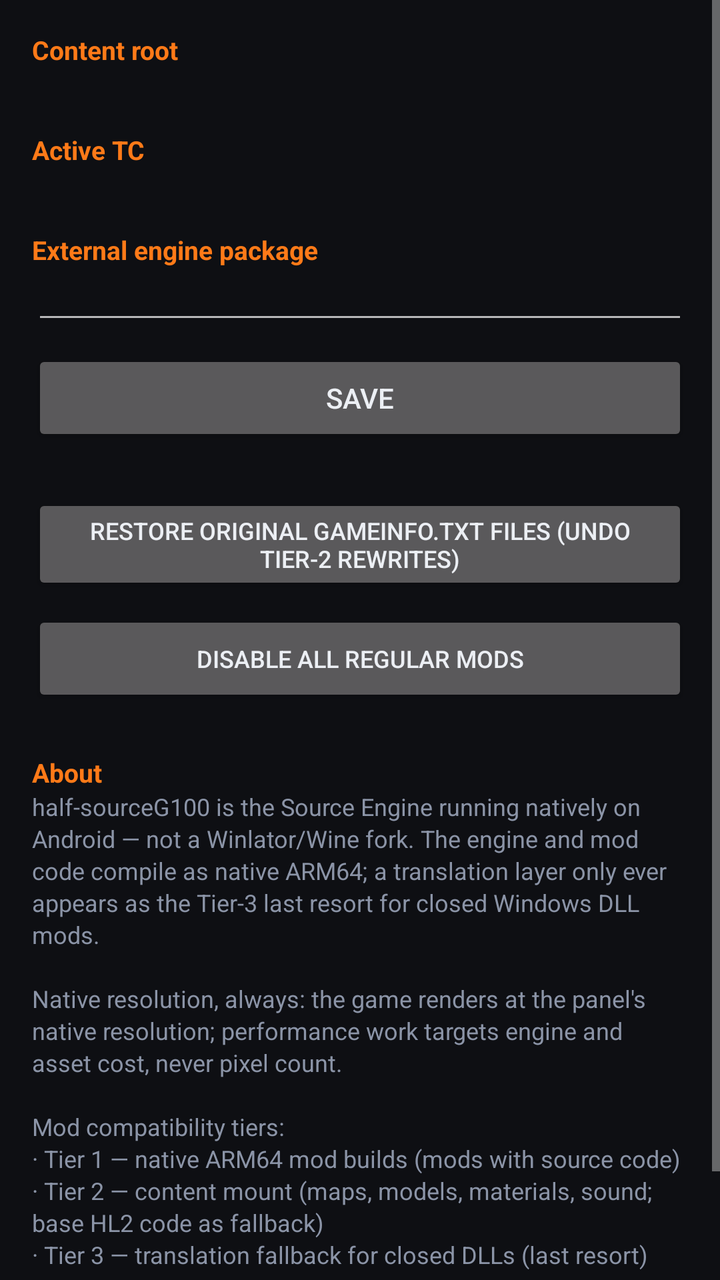
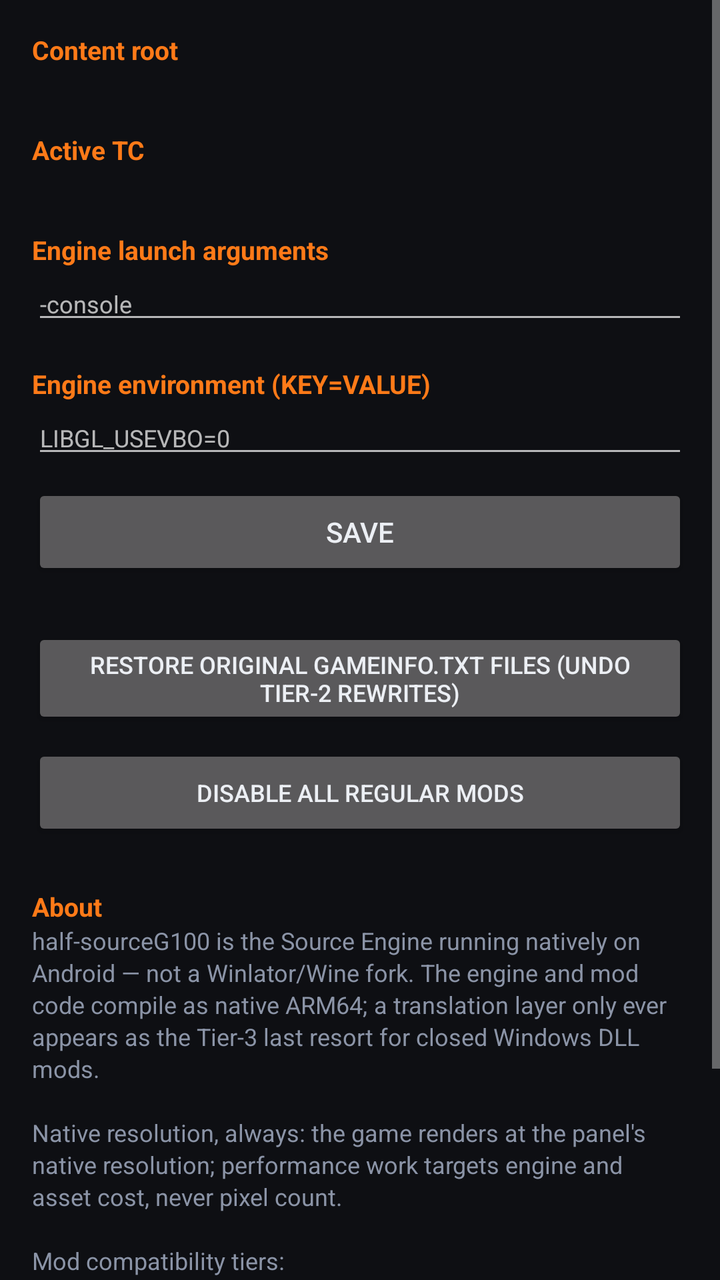

Compare the two renders of this Android layout. The source of the first and the diff that turns it into the second are given below.
<!-- AndroidManifest.xml: application theme AppTheme -->
<!-- res/layout/activity_settings.xml -->
<?xml version="1.0" encoding="utf-8"?>
<ScrollView xmlns:android="http://schemas.android.com/apk/res/android"
    android:layout_width="match_parent"
    android:layout_height="match_parent">

    <LinearLayout
        android:layout_width="match_parent"
        android:layout_height="wrap_content"
        android:orientation="vertical"
        android:padding="16dp">

        <TextView
            android:layout_width="match_parent"
            android:layout_height="wrap_content"
            android:text="Content root"
            android:textSize="13sp"
            android:textStyle="bold"
            android:textColor="@color/accent" />

        <TextView
            android:id="@+id/root"
            android:layout_width="match_parent"
            android:layout_height="wrap_content"
            android:textSize="12sp"
            android:textColor="@color/text_dim" />

        <TextView
            android:layout_width="match_parent"
            android:layout_height="wrap_content"
            android:layout_marginTop="16dp"
            android:text="Active TC"
            android:textSize="13sp"
            android:textStyle="bold"
            android:textColor="@color/accent" />

        <TextView
            android:id="@+id/active_tc"
            android:layout_width="match_parent"
            android:layout_height="wrap_content"
            android:textSize="12sp"
            android:textColor="@color/text_dim" />

        <TextView
            android:layout_width="match_parent"
            android:layout_height="wrap_content"
            android:layout_marginTop="16dp"
            android:text="External engine package"
            android:textSize="13sp"
            android:textStyle="bold"
            android:textColor="@color/accent" />

        <EditText
            android:id="@+id/engine_pkg"
            android:layout_width="match_parent"
            android:layout_height="wrap_content"
            android:textSize="12sp"
            android:singleLine="true" />

        <Button
            android:id="@+id/save"
            android:layout_width="match_parent"
            android:layout_height="wrap_content"
            android:layout_marginTop="8dp"
            android:text="Save" />

        <Button
            android:id="@+id/restore_gi"
            android:layout_width="match_parent"
            android:layout_height="wrap_content"
            android:layout_marginTop="24dp"
            android:text="Restore original gameinfo.txt files (undo Tier-2 rewrites)"
            android:textSize="12sp" />

        <Button
            android:id="@+id/disable_all"
            android:layout_width="match_parent"
            android:layout_height="wrap_content"
            android:layout_marginTop="8dp"
            android:text="Disable all regular mods"
            android:textSize="12sp" />

        <TextView
            android:layout_width="match_parent"
            android:layout_height="wrap_content"
            android:layout_marginTop="24dp"
            android:text="About"
            android:textSize="13sp"
            android:textStyle="bold"
            android:textColor="@color/accent" />

        <TextView
            android:layout_width="match_parent"
            android:layout_height="wrap_content"
            android:textSize="12sp"
            android:textColor="@color/text_dim"
            android:lineSpacingExtra="2dp"
            android:text="half-sourceG100 is the Source Engine running natively on Android — not a Winlator/Wine fork. The engine and mod code compile as native ARM64; a translation layer only ever appears as the Tier-3 last resort for closed Windows DLL mods.\n\nNative resolution, always: the game renders at the panel's native resolution; performance work targets engine and asset cost, never pixel count.\n\nMod compatibility tiers:\n· Tier 1 — native ARM64 mod builds (mods with source code)\n· Tier 2 — content mount (maps, models, materials, sound; base HL2 code as fallback)\n· Tier 3 — translation fallback for closed DLLs (last resort)\n\nTarget device: Infinix Hot 50 4G (Helio G100, Mali-G57 MC2, Android 14)." />
    </LinearLayout>
</ScrollView>
<!-- resources referenced by this layout -->
<resources>
  <color name="accent">#FFFF7A18</color>
  <color name="text_dim">#FF8B94A7</color>
  <style name="AppTheme" parent="android:Theme.Material.NoActionBar">
          <item name="android:windowBackground">@color/bg</item>
          <item name="android:colorAccent">@color/accent</item>
          <item name="android:statusBarColor">@color/bg</item>
          <item name="android:navigationBarColor">@color/bg</item>
          <item name="android:textColorPrimary">@color/text_primary</item>
      </style>
  <color name="bg">#FF0E0F13</color>
  <color name="text_primary">#FFECEFF4</color>
</resources>

<!-- the commit's change to res/layout/activity_settings.xml (unified diff, before → after) -->
@@ -44,17 +44,35 @@
             android:layout_width="match_parent"
             android:layout_height="wrap_content"
             android:layout_marginTop="16dp"
-            android:text="External engine package"
+            android:text="Engine launch arguments"
             android:textSize="13sp"
             android:textStyle="bold"
             android:textColor="@color/accent" />
 
         <EditText
-            android:id="@+id/engine_pkg"
+            android:id="@+id/extra_args"
             android:layout_width="match_parent"
             android:layout_height="wrap_content"
             android:textSize="12sp"
-            android:singleLine="true" />
+            android:singleLine="true"
+            android:hint="-console" />
+
+        <TextView
+            android:layout_width="match_parent"
+            android:layout_height="wrap_content"
+            android:layout_marginTop="16dp"
+            android:text="Engine environment (KEY=VALUE)"
+            android:textSize="13sp"
+            android:textStyle="bold"
+            android:textColor="@color/accent" />
+
+        <EditText
+            android:id="@+id/engine_env"
+            android:layout_width="match_parent"
+            android:layout_height="wrap_content"
+            android:textSize="12sp"
+            android:singleLine="true"
+            android:hint="LIBGL_USEVBO=0" />
 
         <Button
             android:id="@+id/save"
